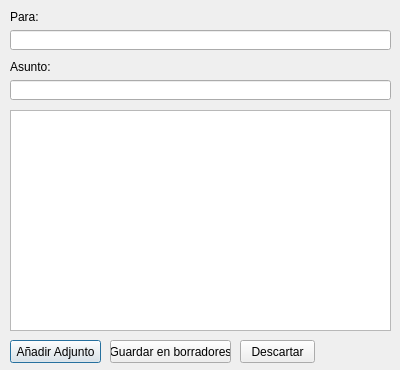
Before: the Qt Designer form newMail.ui in frankaaguila/Proyecto-Seminario-de-Bases-de-Datos, drawn with Qt 5.
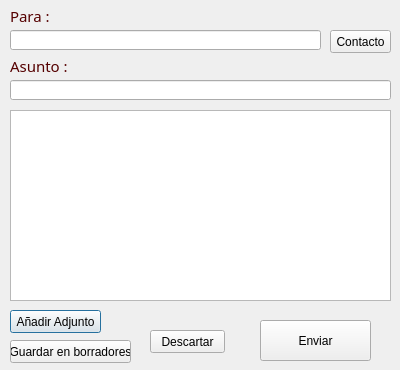
After: the same form once the commit is applied.

Commit message: Se ha creado la vista para la modificación de contactos

Patch:
```diff
--- a/newMail.ui
+++ b/newMail.ui
@@ -24,38 +24,12 @@
     <rect>
      <x>10</x>
      <y>30</y>
-     <width>381</width>
+     <width>311</width>
      <height>20</height>
     </rect>
    </property>
   </widget>
-  <widget class="QLabel" name="label">
-   <property name="geometry">
-    <rect>
-     <x>10</x>
-     <y>10</y>
-     <width>47</width>
-     <height>13</height>
-    </rect>
-   </property>
-   <property name="text">
-    <string>Para:</string>
-   </property>
-  </widget>
-  <widget class="QLabel" name="label_2">
-   <property name="geometry">
-    <rect>
-     <x>10</x>
-     <y>60</y>
-     <width>47</width>
-     <height>13</height>
-    </rect>
-   </property>
-   <property name="text">
-    <string>Asunto:</string>
-   </property>
-  </widget>
-  <widget class="QLineEdit" name="origin">
+  <widget class="QLineEdit" name="title">
    <property name="geometry">
     <rect>
      <x>10</x>
@@ -69,7 +43,7 @@
    <property name="geometry">
     <rect>
      <x>10</x>
-     <y>340</y>
+     <y>310</y>
      <width>91</width>
      <height>23</height>
     </rect>
@@ -84,7 +58,7 @@
   <widget class="QPushButton" name="saveToDrafts">
    <property name="geometry">
     <rect>
-     <x>110</x>
+     <x>10</x>
      <y>340</y>
      <width>121</width>
      <height>23</height>
@@ -100,8 +74,8 @@
   <widget class="QPushButton" name="Exit">
    <property name="geometry">
     <rect>
-     <x>240</x>
-     <y>340</y>
+     <x>150</x>
+     <y>330</y>
      <width>75</width>
      <height>23</height>
     </rect>
@@ -119,13 +93,85 @@
      <x>10</x>
      <y>110</y>
      <width>381</width>
-     <height>221</height>
+     <height>191</height>
     </rect>
    </property>
    <property name="cursor" stdset="0">
     <cursorShape>IBeamCursor</cursorShape>
    </property>
   </widget>
+  <widget class="QPushButton" name="contact">
+   <property name="geometry">
+    <rect>
+     <x>330</x>
+     <y>30</y>
+     <width>61</width>
+     <height>23</height>
+    </rect>
+   </property>
+   <property name="cursor">
+    <cursorShape>PointingHandCursor</cursorShape>
+   </property>
+   <property name="text">
+    <string>Contacto</string>
+   </property>
+  </widget>
+  <widget class="QLabel" name="label_3">
+   <property name="geometry">
+    <rect>
+     <x>10</x>
+     <y>0</y>
+     <width>81</width>
+     <height>31</height>
+    </rect>
+   </property>
+   <property name="styleSheet">
+    <string notr="true">QLabel {
+font-family: Trajan Pro;
+font-size: 15px;
+color: #550000;
+}</string>
+   </property>
+   <property name="text">
+    <string>Para :</string>
+   </property>
+  </widget>
+  <widget class="QLabel" name="label_4">
+   <property name="geometry">
+    <rect>
+     <x>10</x>
+     <y>50</y>
+     <width>81</width>
+     <height>31</height>
+    </rect>
+   </property>
+   <property name="styleSheet">
+    <string notr="true">QLabel {
+font-family: Trajan Pro;
+font-size: 15px;
+color: #550000;
+}</string>
+   </property>
+   <property name="text">
+    <string>Asunto :</string>
+   </property>
+  </widget>
+  <widget class="QPushButton" name="send">
+   <property name="geometry">
+    <rect>
+     <x>260</x>
+     <y>320</y>
+     <width>111</width>
+     <height>41</height>
+    </rect>
+   </property>
+   <property name="cursor">
+    <cursorShape>PointingHandCursor</cursorShape>
+   </property>
+   <property name="text">
+    <string>Enviar</string>
+   </property>
+  </widget>
  </widget>
  <resources/>
  <connections/>
```
Left out of the diff: 4 changed lines with no effect on the pictures. The commit also changes 8 other files.
